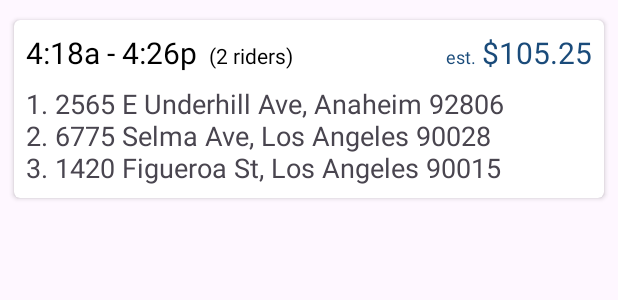
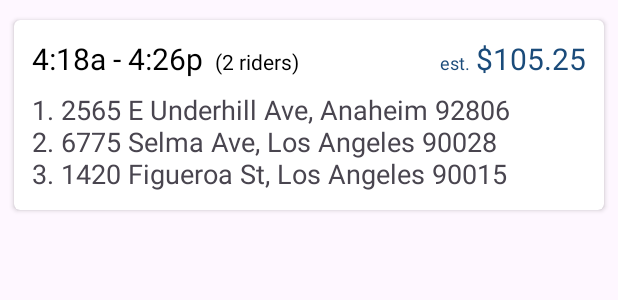
Before and after one commit to sararace/DriverApp, an Android app: the layout trip_list_row_item.xml on its own in the app's theme, with its tools: preview values and no code run, on a phone screen of 412 x 824 dp. Shown: the top 300 px of the screen. Run offline under Robolectric (Android 15) with nearby library versions, the phone set to English and light mode, and no system bars; network calls fail.

```diff
--- a/app/src/main/java/com/example/driverapp/triplist/TripListFragment.kt
+++ b/app/src/main/java/com/example/driverapp/triplist/TripListFragment.kt
@@ -47,6 +47,7 @@ class TripListFragment : Fragment() {
                                 trip.plannedRoute.startsAt,
                                 trip.plannedRoute.endsAt,
                                 trip.estimatedEarnings,
+                                trip.passengers.size,
                                 trip.waypoints
                             )
                         )
--- a/app/src/main/res/layout/trip_list_row_item.xml
+++ b/app/src/main/res/layout/trip_list_row_item.xml
@@ -19,7 +19,7 @@
         <androidx.constraintlayout.widget.ConstraintLayout
             android:layout_width="match_parent"
             android:layout_height="wrap_content"
-            android:padding="8dp">
+            android:padding="12dp">
 
             <TextView
                 android:id="@+id/times"
--- a/app/src/main/res/values/strings.xml
+++ b/app/src/main/res/values/strings.xml
@@ -4,4 +4,8 @@
     <string name="estimated_abbreviated">est.</string>
     <string name="bullet_point">•</string>
     <string name="time_range">%1$s - %2$s</string>
+    <plurals name="riders">
+        <item quantity="one">(%1$s rider)</item>
+        <item quantity="other">(%1$s riders)</item>
+    </plurals>
 </resources>
```
Also changed, not shown: app/src/main/java/com/example/driverapp/triplist/TripListAdapter.kt (+7 -0 lines).
